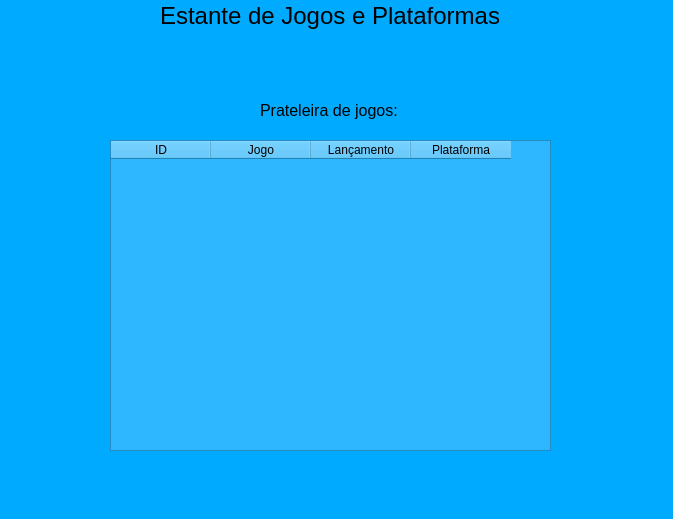
Above: lista_de_jogos.ui from CesarOli/cadastro_de_jogos_e_plataformas before the change. Below: the same form after it.
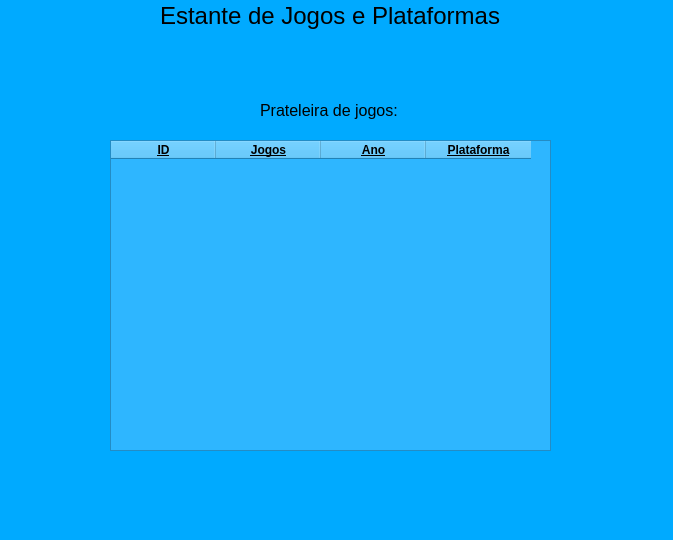
That is the form after the change.

Commit message: Estilização do cabeçalho dos jogos.

The edit to the form file:
```diff
--- a/lista_de_jogos.ui
+++ b/lista_de_jogos.ui
@@ -7,7 +7,7 @@
     <x>0</x>
     <y>0</y>
     <width>673</width>
-    <height>519</height>
+    <height>540</height>
    </rect>
   </property>
   <property name="windowTitle">
@@ -79,25 +79,74 @@
     <property name="styleSheet">
      <string notr="true">background-color: rgb(46, 182, 255);</string>
     </property>
+    <property name="gridStyle">
+     <enum>Qt::NoPen</enum>
+    </property>
+    <attribute name="horizontalHeaderVisible">
+     <bool>true</bool>
+    </attribute>
+    <attribute name="horizontalHeaderCascadingSectionResizes">
+     <bool>false</bool>
+    </attribute>
+    <attribute name="horizontalHeaderMinimumSectionSize">
+     <number>26</number>
+    </attribute>
+    <attribute name="horizontalHeaderDefaultSectionSize">
+     <number>105</number>
+    </attribute>
+    <attribute name="horizontalHeaderHighlightSections">
+     <bool>false</bool>
+    </attribute>
+    <attribute name="verticalHeaderVisible">
+     <bool>true</bool>
+    </attribute>
     <column>
      <property name="text">
       <string>ID</string>
      </property>
+     <property name="font">
+      <font>
+       <weight>75</weight>
+       <bold>true</bold>
+       <underline>true</underline>
+      </font>
+     </property>
     </column>
     <column>
      <property name="text">
-      <string>Jogo</string>
+      <string>Jogos</string>
      </property>
+     <property name="font">
+      <font>
+       <weight>75</weight>
+       <bold>true</bold>
+       <underline>true</underline>
+      </font>
+     </property>
     </column>
     <column>
      <property name="text">
-      <string>Lançamento</string>
+      <string>Ano</string>
+     </property>
+     <property name="font">
+      <font>
+       <weight>75</weight>
+       <bold>true</bold>
+       <underline>true</underline>
+      </font>
      </property>
     </column>
     <column>
      <property name="text">
       <string>Plataforma</string>
      </property>
+     <property name="font">
+      <font>
+       <weight>75</weight>
+       <bold>true</bold>
+       <underline>true</underline>
+      </font>
+     </property>
     </column>
    </widget>
   </widget>
```
